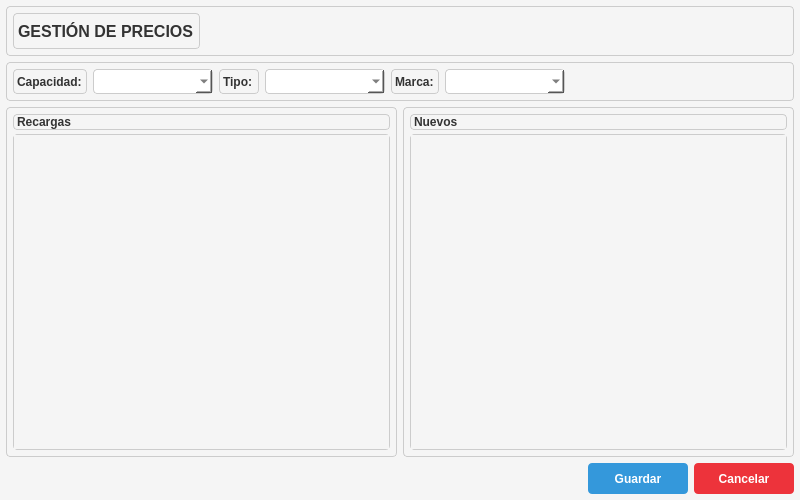
Above: resources/ui/prices_form.ui from Julian2455/beatmat before the change. Below: the same form after it.
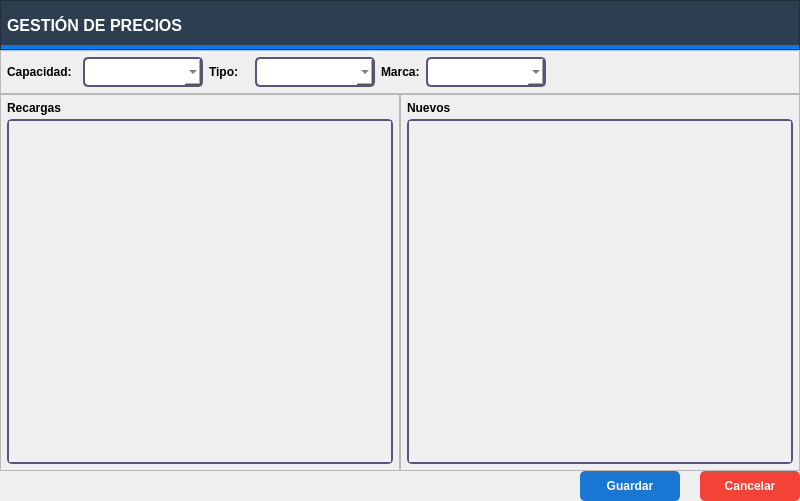
That is the form after the change.

```diff
--- a/resources/ui/prices_form.ui
+++ b/resources/ui/prices_form.ui
@@ -7,76 +7,67 @@
     <x>0</x>
     <y>0</y>
     <width>800</width>
-    <height>500</height>
+    <height>501</height>
    </rect>
   </property>
   <property name="windowTitle">
    <string>Gestión de Precios</string>
   </property>
   <property name="styleSheet">
-   <string notr="true">QWidget {
-    background-color: #f5f5f5;
-    color: #333333;
-}
-QFrame {
-    border: 1px solid #cccccc;
-    border-radius: 4px;
-}
-QLabel {
-    color: #333333;
-}
-QPushButton {
-    background-color: #3498db;
-    color: white;
-    border: none;
-    border-radius: 4px;
-    padding: 3px 8px;
-    min-height: 25px;
-}
-QPushButton:hover {
-    background-color: #2980b9;
-}
-QPushButton:disabled {
-    background-color: #bdc3c7;
-}
-QLineEdit, QComboBox {
-    border: 1px solid #cccccc;
-    border-radius: 4px;
-    padding: 3px;
-    background: white;
-}
-QTableWidget {
-    border: 1px solid #cccccc;
-    background-color: white;
-    gridline-color: #dddddd;
-}
-QHeaderView::section {
-    background-color: #e0e0e0;
-    color: #333333;
-    padding: 3px;
-    border: 1px solid #cccccc;
-    font-weight: bold;
-}
-QTableWidget::item:selected {
-    background-color: #3498db;
-    color: white;
+   <string notr="true">QComboBox {
+     border: 2px solid rgb(85, 85, 127);
+     border-radius: 5px;
+     padding: 5px 8px;
+     color: #333;
+     background-color: #fff;
+   }
+QComboBox:focus {
+     border: 1px solid #0078d7;
+     background-color: #eef6ff;
+   }
+
+ QPushButton {
+     border: none;
+     padding: 8px 16px;
+     border-radius: 5px;
+     font-weight: bold;
+   }
+   QPushButton#btnCancelar {
+     background-color: #f44336;
+     color: white;
+   }
+   QPushButton#btnCancelar:hover {
+     background-color: rgb(255, 88, 99);
+   }
+   QPushButton#btnGuardar {
+     background-color: #1976d2;
+     color: white;
+   }
+   QPushButton#btnGuardar:hover {
+     background-color: #0d47a1;
+   }
+QScrollArea {
+	 border: 2px solid rgb(85, 85, 127);
+     border-radius: 5px;
+     color: #333;
+     background-color: #fff;
 }</string>
   </property>
   <layout class="QVBoxLayout" name="verticalLayout">
    <property name="spacing">
-    <number>6</number>
+    <number>0</number>
    </property>
    <property name="leftMargin">
-    <number>6</number>
+    <number>0</number>
    </property>
    <property name="topMargin">
-    <number>6</number>
+    <number>0</number>
    </property>
    <property name="rightMargin">
-    <number>6</number>
+    <number>0</number>
    </property>
    <property name="bottomMargin">
-    <number>6</number>
+    <number>0</number>
    </property>
    <item>
     <widget class="QFrame" name="frameHeader">
@@ -92,6 +83,10 @@
        <height>50</height>
       </size>
      </property>
+     <property name="styleSheet">
+      <string notr="true">background: #2C3E50;
+border-bottom: 5px solid #007BFF;</string>
+     </property>
      <property name="frameShape">
       <enum>QFrame::StyledPanel</enum>
      </property>
@@ -122,6 +117,10 @@
          <bold>true</bold>
          </font>
         </property>
+        <property name="styleSheet">
+         <string notr="true">color: rgb(255, 255, 255);
+border:none;</string>
+        </property>
         <property name="text">
          <string>GESTIÓN DE PRECIOS</string>
         </property>
@@ -319,8 +318,8 @@
             <rect>
              <x>0</x>
              <y>0</y>
-             <width>374</width>
-             <height>307</height>
+             <width>378</width>
+             <height>331</height>
             </rect>
            </property>
            <layout class="QVBoxLayout" name="verticalLayoutRecargas"/>
@@ -383,8 +382,8 @@
             <rect>
              <x>0</x>
              <y>0</y>
-             <width>374</width>
-             <height>307</height>
+             <width>378</width>
+             <height>331</height>
             </rect>
            </property>
            <layout class="QVBoxLayout" name="verticalLayoutNuevos"/>
@@ -416,7 +415,7 @@
        <property name="minimumSize">
         <size>
          <width>100</width>
-         <height>31</height>
+         <height>0</height>
         </size>
        </property>
        <property name="font">
@@ -429,12 +428,28 @@
        </property>
       </widget>
      </item>
+     <item>
+      <spacer name="horizontalSpacer">
+       <property name="orientation">
+        <enum>Qt::Horizontal</enum>
+       </property>
+       <property name="sizeType">
+        <enum>QSizePolicy::Preferred</enum>
+       </property>
+       <property name="sizeHint" stdset="0">
+        <size>
+         <width>20</width>
+         <height>20</height>
+        </size>
+       </property>
+      </spacer>
+     </item>
      <item>
       <widget class="QPushButton" name="btnCancelar">
        <property name="minimumSize">
         <size>
          <width>100</width>
-         <height>31</height>
+         <height>0</height>
         </size>
        </property>
        <property name="font">
@@ -443,7 +458,7 @@
         </font>
        </property>
        <property name="styleSheet">
-        <string notr="true">background-color: rgb(237, 51, 59);</string>
+        <string notr="true"/>
        </property>
        <property name="text">
         <string>Cancelar</string>
```
Left out of the diff: 22 changed lines with no effect on the pictures.
